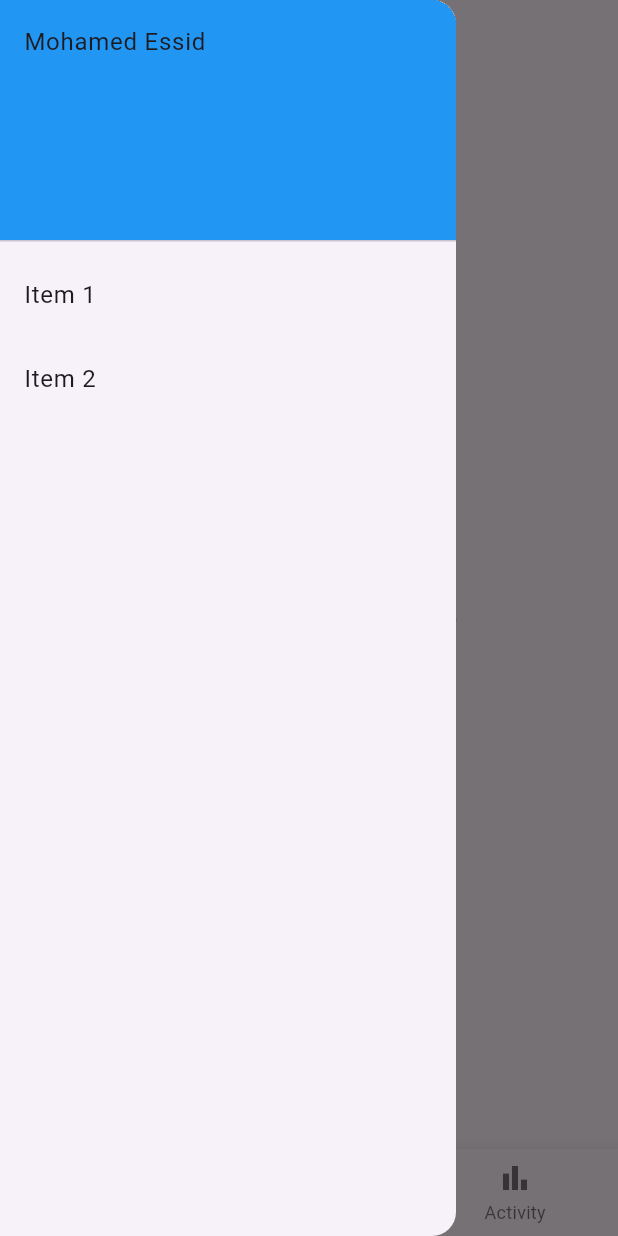
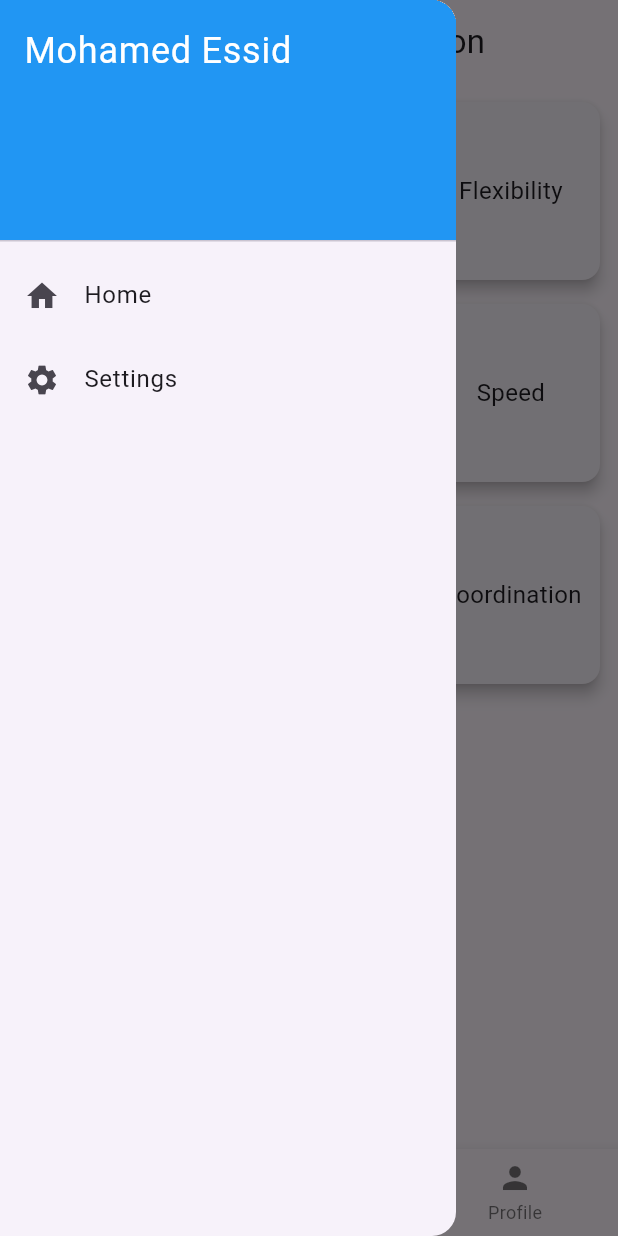
Before and after one commit to essidsolutions/workout, a Flutter app: the screen it shows after launch, with the side drawer open, on a phone screen of 412 x 824 dp. Run offline on Flutter 3.47's test engine with Material 3 defaults, Android fonts, the phone set to English and light mode, and no system bars.

Commit message:
adding drawer and bottom nav

```diff
--- /dev/null
+++ b/lib/activity.dart
@@ -0,0 +1,18 @@
+// contains the histories of the user's workout
+
+import 'package:flutter/material.dart';
+import 'package:workout/app_drawer.dart';
+
+class ActivityPage extends StatelessWidget {
+  @override
+  Widget build(BuildContext context) {
+    return Scaffold(
+      appBar: AppBar(
+        title: const Text('Activity Page'),
+      ),
+      body: Center(
+        child: const Text('Activity Page Content'),
+      ),drawer: AppDrawer(),
+    );
+  }
+}
--- /dev/null
+++ b/lib/app_drawer.dart
@@ -0,0 +1,44 @@
+// Create a drawer that contains the user profile and the app settings
+
+// app_drawer.dart
+import 'package:flutter/material.dart';
+
+class AppDrawer extends StatelessWidget {
+  @override
+  Widget build(BuildContext context) {
+    return Drawer(
+      child: ListView(
+        padding: EdgeInsets.zero,
+        children: <Widget>[
+          DrawerHeader(
+            decoration: BoxDecoration(
+              color: Colors.blue,
+            ),
+            child: Text(
+              'Mohamed Essid',
+              style: TextStyle(
+                color: Colors.white,
+                fontSize: 24,
+              ),
+            ),
+          ),
+          ListTile(
+            leading: Icon(Icons.home),
+            title: Text('Home'),
+            onTap: () {
+              Navigator.pop(context);
+            },
+          ),
+          ListTile(
+            leading: Icon(Icons.settings),
+            title: Text('Settings'),
+            onTap: () {
+              Navigator.pop(context, );
+            },
+          ),
+          // Add more ListTiles for other pages here
+        ],
+      ),
+    );
+  }
+}
--- /dev/null
+++ b/lib/bottom_nav.dart
@@ -0,0 +1,25 @@
+// contains the list of the bottom navigation bar items
+
+import 'package:flutter/material.dart';
+
+class BottomNav extends StatelessWidget {
+  @override
+  Widget build(BuildContext context) {
+    return BottomNavigationBar(
+      items: const <BottomNavigationBarItem>[
+        BottomNavigationBarItem(
+          icon: Icon(Icons.home),
+          label: 'Home',
+        ),
+        BottomNavigationBarItem(
+          icon: Icon(Icons.search),
+          label: 'Search',
+        ),
+        BottomNavigationBarItem(
+          icon: Icon(Icons.person),
+          label: 'Profile',
+        ),
+      ],
+    );
+  }
+}
--- /dev/null
+++ b/lib/home_page.dart
@@ -0,0 +1,45 @@
+import 'package:flutter/material.dart';
+
+class HomePage extends StatelessWidget {
+  final List<String> categories = [
+    'Cardio',
+    'Strength',
+    'Flexibility',
+    'Balance',
+    'Endurance',
+    'Speed',
+    'Power',
+    'Agility',
+    'Coordination'
+  ];
+
+  @override
+  Widget build(BuildContext context) {
+    return Scaffold(
+
+      body: Padding(
+        padding: const EdgeInsets.all(8.0),
+        child: GridView.builder(
+          gridDelegate: SliverGridDelegateWithFixedCrossAxisCount(
+            crossAxisCount: 3,
+            crossAxisSpacing: 8.0,
+            mainAxisSpacing: 8.0,
+          ),
+          itemCount: categories.length,
+          itemBuilder: (context, index) {
+            return Card(
+              elevation: 4.0,
+              child: Center(
+                child: Text(
+                  categories[index],
+                  textAlign: TextAlign.center,
+                  style: TextStyle(fontSize: 16.0),
+                ),
+              ),
+            );
+          },
+        ),
+      ),
+    );
+  }
+}
--- a/lib/main.dart
+++ b/lib/main.dart
@@ -1,106 +1,20 @@
+// main.dart
 import 'package:flutter/material.dart';
+import 'main_page.dart';
 
-/// Flutter code sample for [BottomNavigationBar].
+void main() {
+  runApp(MyApp());
+}
 
-void main() => runApp(const BottomNavigationBarExampleApp());
-
-class BottomNavigationBarExampleApp extends StatelessWidget {
-  const BottomNavigationBarExampleApp({super.key});
-
+class MyApp extends StatelessWidget {
   @override
   Widget build(BuildContext context) {
-    return const MaterialApp(
-      home: BottomNavigationBarExample(),
+    return MaterialApp(
+      title: 'Flutter Global Bottom Navigation',
+      theme: ThemeData(
+        primarySwatch: Colors.blue,
+      ),
+      home: MainPage(), // MainPage with bottom navigation
     );
   }
 }
-
-class BottomNavigationBarExample extends StatefulWidget {
-  const BottomNavigationBarExample({super.key});
-
-  @override
-  State<BottomNavigationBarExample> createState() =>
-      _BottomNavigationBarExampleState();
-}
-
-class _BottomNavigationBarExampleState
-    extends State<BottomNavigationBarExample> {
-  int _selectedIndex = 0;
-  static const TextStyle optionStyle =
-      TextStyle(fontSize: 30, fontWeight: FontWeight.bold);
-  static const List<Widget> _widgetOptions = <Widget>[
-    Text(
-      'Index 0: Home',
-      style: optionStyle,
-    ),
-    Text(
-      'Index 1: Workout',
-      style: optionStyle,
-    ),
-    Text(
-      'Index 2: Activity',
-      style: optionStyle,
-    ),
-  ];
-
-  void _onItemTapped(int index) {
-    setState(() {
-      _selectedIndex = index;
-    });
-  }
-
-  @override
-  Widget build(BuildContext context) {
-    return Scaffold(
-      appBar: AppBar(
-        title: const Text('Home'),
-      ),
-      body: Center(
-        child: _widgetOptions.elementAt(_selectedIndex),
-      ),
-      bottomNavigationBar: BottomNavigationBar(
-        items: const <BottomNavigationBarItem>[
-          BottomNavigationBarItem(
-            icon: Icon(Icons.home),
-            label: 'Home',
-          ),
-          BottomNavigationBarItem(
-            icon: Icon(Icons.sports_gymnastics),
-            label: 'Workout',
-          ),
-          BottomNavigationBarItem(
-            icon: Icon(Icons.bar_chart),
-            label: 'Activity',
-          ),
-        ],
-        currentIndex: _selectedIndex,
-        selectedItemColor: Colors.amber[800],
-        onTap: _onItemTapped,
-      ),drawer: Drawer(
-        child: ListView(
-          padding: EdgeInsets.zero,
-          children: <Widget>[
-            const DrawerHeader(
-              child: Text('Mohamed Essid'),
-              decoration: BoxDecoration(
-                color: Colors.blue,
-              ),
-            ),
-            ListTile(
-              title: Text('Item 1'),
-              onTap: () {
-                Navigator.pop(context);
-              },
-            ),
-            ListTile(
-              title: Text('Item 2'),
-              onTap: () {
-                Navigator.pop(context);
-              },
-            ),
-          ],
-        ),
-      ),
-    );
-  }
-}
--- /dev/null
+++ b/lib/main_page.dart
@@ -0,0 +1,56 @@
+// main_page.dart
+import 'package:flutter/material.dart';
+import 'package:workout/app_drawer.dart';
+import 'home_page.dart';
+import 'settings_page.dart';
+import 'profile_page.dart';
+
+class MainPage extends StatefulWidget {
+  @override
+  _MainPageState createState() => _MainPageState();
+}
+
+class _MainPageState extends State<MainPage> {
+  int _selectedIndex = 0;
+
+  // List of pages to display based on bottom navigation selection
+  final List<Widget> _pages = [
+    HomePage(),
+    SettingsPage(),
+    ProfilePage(),
+  ];
+
+  void _onItemTapped(int index) {
+    setState(() {
+      _selectedIndex = index;
+    });
+  }
+
+  @override
+  Widget build(BuildContext context) {
+    return Scaffold(
+      appBar: AppBar(
+        title: Text('Flutter Bottom Navigation'),
+      ),
+      body: _pages[_selectedIndex],drawer: AppDrawer(),
+      bottomNavigationBar: BottomNavigationBar(
+        currentIndex: _selectedIndex,
+        onTap: _onItemTapped,
+        items: [
+          BottomNavigationBarItem(
+            icon: Icon(Icons.home),
+            label: 'Home',
+          ),
+          BottomNavigationBarItem(
+            icon: Icon(Icons.settings),
+            label: 'Settings',
+          ),
+          BottomNavigationBarItem(
+            icon: Icon(Icons.person),
+            label: 'Profile',
+          ),
+        ],
+      ),
+    );
+  }
+}
--- /dev/null
+++ b/lib/profile_page.dart
@@ -0,0 +1,11 @@
+// profile_page.dart
+import 'package:flutter/material.dart';
+
+class ProfilePage extends StatelessWidget {
+  @override
+  Widget build(BuildContext context) {
+    return Center(
+      child: Text('Profile Page'),
+    );
+  }
+}
--- /dev/null
+++ b/lib/settings_page.dart
@@ -0,0 +1,11 @@
+// settings_page.dart
+import 'package:flutter/material.dart';
+
+class SettingsPage extends StatelessWidget {
+  @override
+  Widget build(BuildContext context) {
+    return Center(
+      child: Text('Settings Page'),
+    );
+  }
+}
--- /dev/null
+++ b/lib/workout.dart
@@ -0,0 +1,18 @@
+// contains the histories of the user's workout
+
+import 'package:flutter/material.dart';
+import 'package:workout/app_drawer.dart';
+
+class WorkoutPage extends StatelessWidget {
+  @override
+  Widget build(BuildContext context) {
+    return Scaffold(
+      appBar: AppBar(
+        title: const Text('Workout Page'),
+      ),
+      body: Center(
+        child: const Text('Workout Page Content'),
+      ),drawer: AppDrawer(),
+    );
+  }
+}
```
